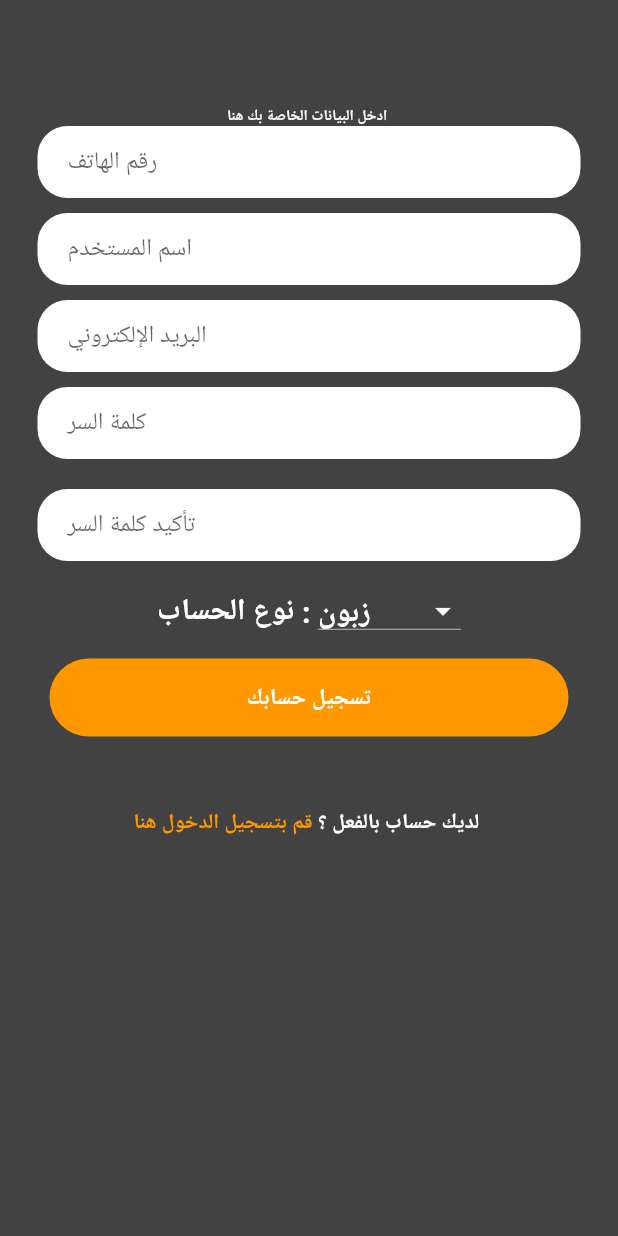
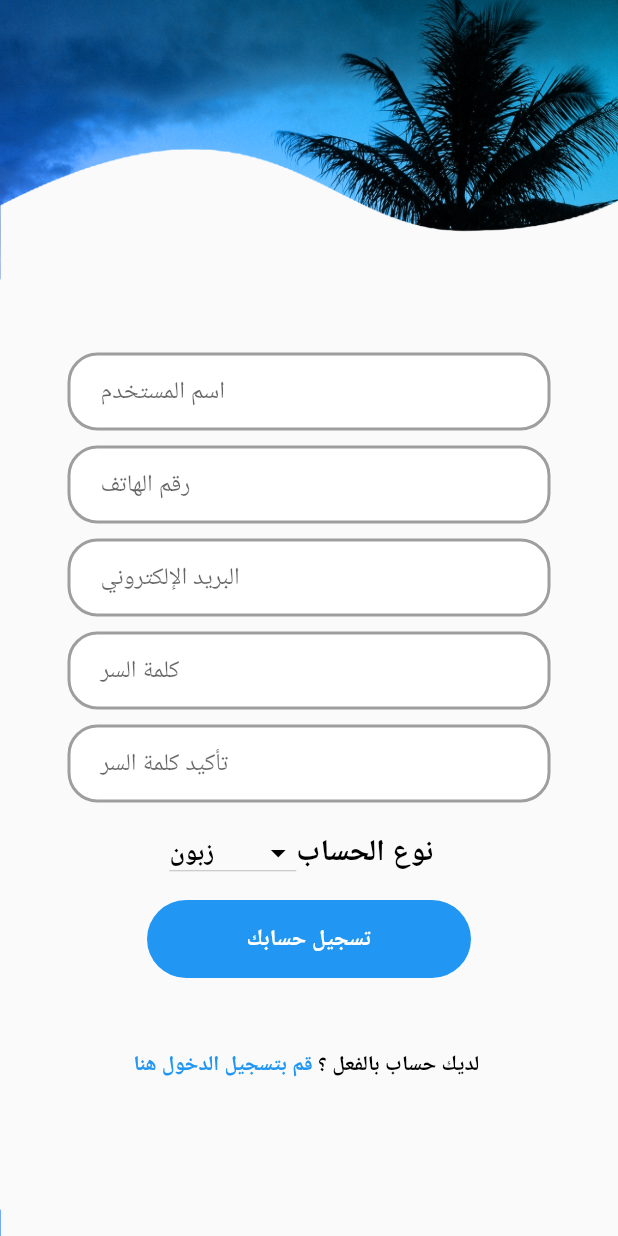
Before and after one commit to nongtr/Lyland, a Flutter app: the screen it shows after launch, after a tap on "إنشاء حساب جديد", on a phone screen of 412 x 824 dp. Run offline on Flutter 3.47's test engine with Material 2 defaults, Android fonts, the phone set to English and light mode, and no system bars; our stand-ins replace cloud_firestore, firebase_auth, firebase_core, firebase_storage, image_picker, table_calendar; accounts and stored records are empty; network calls fail.

Commit message:
redesign sign Up screen , add textField for orderDate to type the customer's thoughts

```diff
--- a/lib/Screens/CS/Customer_OrderDate.dart
+++ b/lib/Screens/CS/Customer_OrderDate.dart
@@ -1,4 +1,5 @@
 import 'package:flutter/material.dart';
+
 import 'package:table_calendar/table_calendar.dart';
 import 'package:cloud_firestore/cloud_firestore.dart';
 import 'package:intl/intl.dart';
@@ -24,16 +25,19 @@ class _coDateState extends State<coDate> {
   CalendarFormat _calendarFormat = CalendarFormat.month;
   final dayMonthFormat = DateFormat('d MMM yyy');
   final String userId = FirebaseAuth.instance.currentUser!.uid;
+  final _messageController = TextEditingController();
   ////////////////////////////////
   void submitSelectedRange() async {
-    if (_firstDay != null && _lastDay != null) {
+    if (_firstDay != null && _lastDay != null && _messageController != null) {
       final ordersRef = FirebaseFirestore.instance.collection('orders');
-      //////////////////////
       final userDocRef =
           FirebaseFirestore.instance.collection('users').doc(userId);
       final userData = await userDocRef.get();
-// Access the document fields
       final String username = userData.get('name');
+
+      String sStatecValue = _messageController.text.isEmpty
+          ? 'لم يتم ذِكر اي سبب'
+          : _messageController.text;
 
       await ordersRef.add({
         'firstDay': dayMonthFormat.format(_firstDay!),
@@ -43,9 +47,10 @@ class _coDateState extends State<coDate> {
         'userName': username,
         'ownerID': widget.owenerID,
         'cState': 'قيد المراجعة',
-        'status': 'يرجى التواصل مع المالك على الرقم :   '
-            '${widget.pNumber}'
+        'status': '   الرجاء انتظار رد من المالك ',
+        'orderReasons': sStatecValue,
       });
+
       setState(() {
         _firstDay = null;
         _lastDay = null;
@@ -111,28 +116,66 @@ class _coDateState extends State<coDate> {
           Row(
             mainAxisAlignment: MainAxisAlignment.spaceEvenly,
             children: [
-              Text('Selected range:'),
+              Text(
+                ' ${_firstDay != null ? dayMonthFormat.format(_firstDay!) : 'من'} - ${_lastDay != null ? dayMonthFormat.format(_lastDay!) : 'إلى'}',
+                style: TextStyle(fontSize: 18),
+              ),
               SizedBox(height: 10),
               Text(
-                '${_firstDay != null ? dayMonthFormat.format(_firstDay!) : 'N/A'} - ${_lastDay != null ? dayMonthFormat.format(_lastDay!) : 'N/A'}',
-                style: TextStyle(fontSize: 18),
+                ': مدة الحجز',
+                style: TextStyle(fontSize: 20),
               ),
             ],
           ),
-          SizedBox(height: 10),
-          ElevatedButton(
+          SizedBox(height: 20),
+          Padding(
+            padding: const EdgeInsets.only(left: 20, right: 20),
+            child: Container(
+              decoration: BoxDecoration(
+                  border: Border.all(color: Colors.grey, width: 2),
+                  borderRadius: BorderRadius.circular(30),
+                  color: Colors.white),
+              child: Padding(
+                padding: const EdgeInsets.all(8.0),
+                child: TextField(
+                  keyboardType: TextInputType.emailAddress,
+                  controller: _messageController,
+                  maxLines: null,
+                  decoration: InputDecoration(
+                    border: InputBorder.none,
+                    hintText: " هل تود مشاركة بشيء في بالك ؟",
+                    hintStyle: TextStyle(color: Colors.grey),
+                  ),
+                ),
+              ),
+            ),
+          ),
+          SizedBox(
+            height: 20,
+          ),
+          Container(
+            height: 55,
+            margin: EdgeInsets.only(right: 234),
+            decoration: BoxDecoration(
+                border: Border.all(color: Colors.grey, width: 2),
+                borderRadius: BorderRadius.circular(10),
+                color: Colors.white),
+            child: TextButton(
               onPressed: _firstDay == null || _lastDay == null
                   ? null
                   : () {
                       submitSelectedRange();
-
                       Navigator.of(context)
                           .pushReplacementNamed('customerScreen');
                     },
               child: Text(
                 'تقديم الطلب',
-              style: TextStyle(fontSize: 25),
+                style: TextStyle(fontSize: 22),
               ),
+            ),
+          ),
+          SizedBox(
+            height: 10,
           ),
         ],
       ),
--- a/lib/Screens/login_screen.dart
+++ b/lib/Screens/login_screen.dart
@@ -93,25 +93,19 @@ class _login_screenState extends State<login_screen> {
                             color: Colors.blue),
                       ),
                       SizedBox(
-                        height: 50,
+                        height: 40,
                       ),
-                      Container(
-                        padding: EdgeInsets.all(10),
-                        decoration: BoxDecoration(
-                            color: Colors.white,
-                            borderRadius: BorderRadius.circular(20),
-                            boxShadow: [
-                              BoxShadow(color: Colors.black, blurRadius: 2),
-                            ]),
-                        child: Column(
+                      Column(
                         children: [
                           Container(
                             padding: EdgeInsets.all(2),
                             decoration: BoxDecoration(
-                                border: Border(
-                                  bottom: BorderSide(color: Colors.grey),
-                                ),
-                              ),
+                                border:
+                                    Border.all(color: Colors.grey, width: 2),
+                                borderRadius: BorderRadius.circular(30),
+                                color: Colors.white),
+                            child: Padding(
+                              padding: const EdgeInsets.only(left: 20),
                               child: TextField(
                                 keyboardType: TextInputType.emailAddress,
                                 controller: _emailController,
@@ -121,8 +115,19 @@ class _login_screenState extends State<login_screen> {
                                     hintStyle: TextStyle(color: Colors.grey)),
                               ),
                             ),
+                          ),
+                          SizedBox(
+                            height: 20,
+                          ),
                           Container(
                             padding: EdgeInsets.all(2),
+                            decoration: BoxDecoration(
+                                border:
+                                    Border.all(color: Colors.grey, width: 2),
+                                borderRadius: BorderRadius.circular(30),
+                                color: Colors.white),
+                            child: Padding(
+                              padding: const EdgeInsets.only(left: 20),
                               child: TextField(
                                 controller: _passwordController,
                                 obscureText: true,
@@ -131,9 +136,9 @@ class _login_screenState extends State<login_screen> {
                                     hintText: "كلمة السر",
                                     hintStyle: TextStyle(color: Colors.grey)),
                               ),
+                            ),
                           )
                         ],
-                        ),
                       ),
                       SizedBox(
                         height: 20,
--- a/lib/Screens/signup_screen.dart
+++ b/lib/Screens/signup_screen.dart
@@ -11,7 +11,7 @@ class SignUpScreen extends StatefulWidget {
 
 class _SignUpScreenState extends State<SignUpScreen> {
   final _auth = FirebaseAuth.instance;
-  bool ? validateEmail;
+  bool? validateEmail;
 
   final _emailController = TextEditingController();
   final _nameController = TextEditingController();
@@ -28,35 +28,59 @@ class _SignUpScreenState extends State<SignUpScreen> {
 
   @override
   Widget build(BuildContext context) {
+    Size size = MediaQuery.of(context).size;
+
     return Scaffold(
-      backgroundColor: Colors.grey[800],
       body: SingleChildScrollView(
+        child: Container(
+          height: size.height,
+          decoration: BoxDecoration(
+              image: DecorationImage(
+                  image: AssetImage('images/20230808_22.png'),
+                  fit: BoxFit.fill)),
           child: Column(
             mainAxisAlignment: MainAxisAlignment.center,
             children: [
-            SizedBox(
-              height: 30,
-            ),
               // Image.asset(
               //   'images/real-estate-building-logo-design-inspiratiohn-building-logo-design-free-vector copy.png',
               //   height: 250,
               //   width: 250,
               // ),
+
+              //// phone number text field
               SizedBox(
-              height: 40,
+                height: 130,
               ),
-
-            Text('ادخل البيانات الخاصة بك هنا ',
-                style: TextStyle(
-                    color: Colors.grey[100],
-                    fontSize: 10,
-                    fontWeight: FontWeight.bold)),
-            //// phone number text field
               Padding(
-              padding: EdgeInsets.symmetric(horizontal: 25),
+                padding: EdgeInsets.symmetric(horizontal: 45),
                 child: Container(
                     decoration: BoxDecoration(
                         color: Colors.white,
+                        border: Border.all(color: Colors.grey, width: 2),
+                        borderRadius: BorderRadius.circular(20)),
+                    child: Padding(
+                      padding: EdgeInsets.symmetric(horizontal: 20),
+                      child: TextField(
+                        controller: _nameController,
+                        decoration: InputDecoration(
+                          border: InputBorder.none,
+                          hintText: 'اسم المستخدم ',
+                        ),
+                      ),
+                    )),
+              ),
+              SizedBox(
+                height: 10,
+              ),
+
+//////////////////////////////         Email      /////////////////////
+              //
+              Padding(
+                padding: EdgeInsets.symmetric(horizontal: 45),
+                child: Container(
+                    decoration: BoxDecoration(
+                        color: Colors.white,
+                        border: Border.all(color: Colors.grey, width: 2),
                         borderRadius: BorderRadius.circular(20)),
                     child: Padding(
                       padding: EdgeInsets.symmetric(horizontal: 20),
@@ -73,35 +97,13 @@ class _SignUpScreenState extends State<SignUpScreen> {
               SizedBox(
                 height: 10,
               ),
-
-//////////////////////////////         Email      /////////////////////
-            //
+              ///////////////////////////////////////////
               Padding(
-              padding: EdgeInsets.symmetric(horizontal: 25),
+                padding: EdgeInsets.symmetric(horizontal: 45),
                 child: Container(
                     decoration: BoxDecoration(
                         color: Colors.white,
-                      borderRadius: BorderRadius.circular(20)),
-                  child: Padding(
-                    padding: EdgeInsets.symmetric(horizontal: 20),
-                    child: TextField(
-                      controller: _nameController,
-                      decoration: InputDecoration(
-                        border: InputBorder.none,
-                        hintText: 'اسم المستخدم ',
-                      ),
-                    ),
-                  )),
-            ),
-            SizedBox(
-              height: 10,
-            ),
-            ///////////////////////////////////////////
-            Padding(
-              padding: EdgeInsets.symmetric(horizontal: 25),
-              child: Container(
-                  decoration: BoxDecoration(
-                      color: Colors.white,
+                        border: Border.all(color: Colors.grey, width: 2),
                         borderRadius: BorderRadius.circular(20)),
                     child: Padding(
                       padding: EdgeInsets.symmetric(horizontal: 20),
@@ -121,10 +123,11 @@ class _SignUpScreenState extends State<SignUpScreen> {
 
               ////////////////////////// password ////////////////////////////////////////////
               Padding(
-              padding: EdgeInsets.symmetric(horizontal: 25),
+                padding: EdgeInsets.symmetric(horizontal: 45),
                 child: Container(
                     decoration: BoxDecoration(
                         color: Colors.white,
+                        border: Border.all(color: Colors.grey, width: 2),
                         borderRadius: BorderRadius.circular(20)),
                     child: Padding(
                       padding: EdgeInsets.symmetric(horizontal: 20),
@@ -140,14 +143,15 @@ class _SignUpScreenState extends State<SignUpScreen> {
               ),
 
               SizedBox(
-              height: 20,
+                height: 10,
               ),
               ////////////////////////// Confirm password ////////////////////////////////////////////
               Padding(
-              padding: EdgeInsets.symmetric(horizontal: 25),
+                padding: EdgeInsets.symmetric(horizontal: 45),
                 child: Container(
                     decoration: BoxDecoration(
                         color: Colors.white,
+                        border: Border.all(color: Colors.grey, width: 2),
                         borderRadius: BorderRadius.circular(20)),
                     child: Padding(
                       padding: EdgeInsets.symmetric(horizontal: 20),
@@ -168,29 +172,21 @@ class _SignUpScreenState extends State<SignUpScreen> {
               Row(
                 mainAxisAlignment: MainAxisAlignment.center,
                 children: [
-                Text(
-                  "نوع الحساب : ",
-                  style: TextStyle(
-                    fontSize: 20,
-                    fontWeight: FontWeight.bold,
-                    color: Colors.white,
-                  ),
-                ),
                   DropdownButton<String>(
-                  dropdownColor: Colors.orange,
+                    dropdownColor: Colors.blue,
                     isDense: true,
                     isExpanded: false,
-                  iconEnabledColor: Colors.white,
-                  focusColor: Colors.white,
+                    iconEnabledColor: Colors.black,
+                    focusColor: Colors.black,
                     items: _roles.map((String dropDownStringItem) {
                       return DropdownMenuItem<String>(
                         value: dropDownStringItem,
                         child: Text(
                           dropDownStringItem,
                           style: TextStyle(
-                          color: Colors.white,
+                            color: Colors.black,
                             fontWeight: FontWeight.bold,
-                          fontSize: 20,
+                            fontSize: 17,
                           ),
                         ),
                       );
@@ -203,6 +199,14 @@ class _SignUpScreenState extends State<SignUpScreen> {
                     },
                     value: _currentRoleSelected,
                   ),
+                  Text(
+                    "نوع الحساب  ",
+                    style: TextStyle(
+                      fontSize: 20,
+                      fontWeight: FontWeight.bold,
+                      color: Colors.black,
+                    ),
+                  ),
                 ],
               ),
 
@@ -212,13 +216,13 @@ class _SignUpScreenState extends State<SignUpScreen> {
 
               //////////////////////sign-up box//////////////////////////////
               Padding(
-              padding: EdgeInsets.symmetric(horizontal: 25),
+                padding: EdgeInsets.symmetric(horizontal: 90),
                 child: TextButton(
                   onPressed: SignUp,
                   child: Container(
                     padding: EdgeInsets.all(16),
                     decoration: BoxDecoration(
-                      color: Colors.orange,
+                        color: Colors.blue,
                         borderRadius: BorderRadius.circular(27)),
                     child: Center(
                       child: Text(
@@ -248,13 +252,13 @@ class _SignUpScreenState extends State<SignUpScreen> {
                     child: Text(
                       '  قم بتسجيل الدخول هنا ',
                       style: TextStyle(
-                        color: Colors.orange, fontWeight: FontWeight.bold),
+                          color: Colors.blue, fontWeight: FontWeight.bold),
                     ),
                   ),
                   Text(
                     'لديك حساب بالفعل ؟   ',
                     style: TextStyle(
-                    color: Colors.white,
+                      color: Colors.black,
                       fontWeight: FontWeight.bold,
                     ),
                   )
@@ -263,32 +267,27 @@ class _SignUpScreenState extends State<SignUpScreen> {
             ],
           ),
         ),
+      ),
     );
   }
 
   Future SignUp() async {
-    bool fieldExists = await checkFieldExists('users', 'email', _emailController.text.trim());
+    bool fieldExists =
+        await checkFieldExists('users', 'email', _emailController.text.trim());
     if (fieldExists) {
       final validSnackBar = SnackBar(
           backgroundColor: Colors.green[600],
           content: Text('تم تسجيل الدخول بنجاح'));
-      ScaffoldMessenger.of(context)
-          .showSnackBar(validSnackBar);
-    }
-    else if(fieldExists==false){
+      ScaffoldMessenger.of(context).showSnackBar(validSnackBar);
+    } else if (fieldExists == false) {
       final invalidSnackBar = SnackBar(
           backgroundColor: Colors.red[600],
           content: Text(
             'حدث خطأ ما, يرحى المحاولة من جديد',
-            style: TextStyle(
-                fontWeight: FontWeight.bold),
+            style: TextStyle(fontWeight: FontWeight.bold),
           ));
-      ScaffoldMessenger.of(context)
-          .showSnackBar(invalidSnackBar);
-    }
-    else{
-
-    }
+      ScaffoldMessenger.of(context).showSnackBar(invalidSnackBar);
+    } else {}
     if (passwordConfirmed()) {
       await FirebaseAuth.instance
           .createUserWithEmailAndPassword(
@@ -321,7 +320,8 @@ class _SignUpScreenState extends State<SignUpScreen> {
       return false;
   }
 
-  Future<bool> checkFieldExists(String collectionPath, String fieldName, dynamic fieldValue) async {
+  Future<bool> checkFieldExists(
+      String collectionPath, String fieldName, dynamic fieldValue) async {
     final querySnapshot = await FirebaseFirestore.instance
         .collection(collectionPath)
         .where(fieldName, isEqualTo: fieldValue)
@@ -335,7 +335,6 @@ class _SignUpScreenState extends State<SignUpScreen> {
     Navigator.of(context).pushReplacementNamed('/');
   }
 
-
   @override
   void dispose() {
     super.dispose();
```
Also changed, not shown: images/20230808_22.png (added), images/WWE.png (added). Lines whose indentation alone changed are shown as unchanged.
